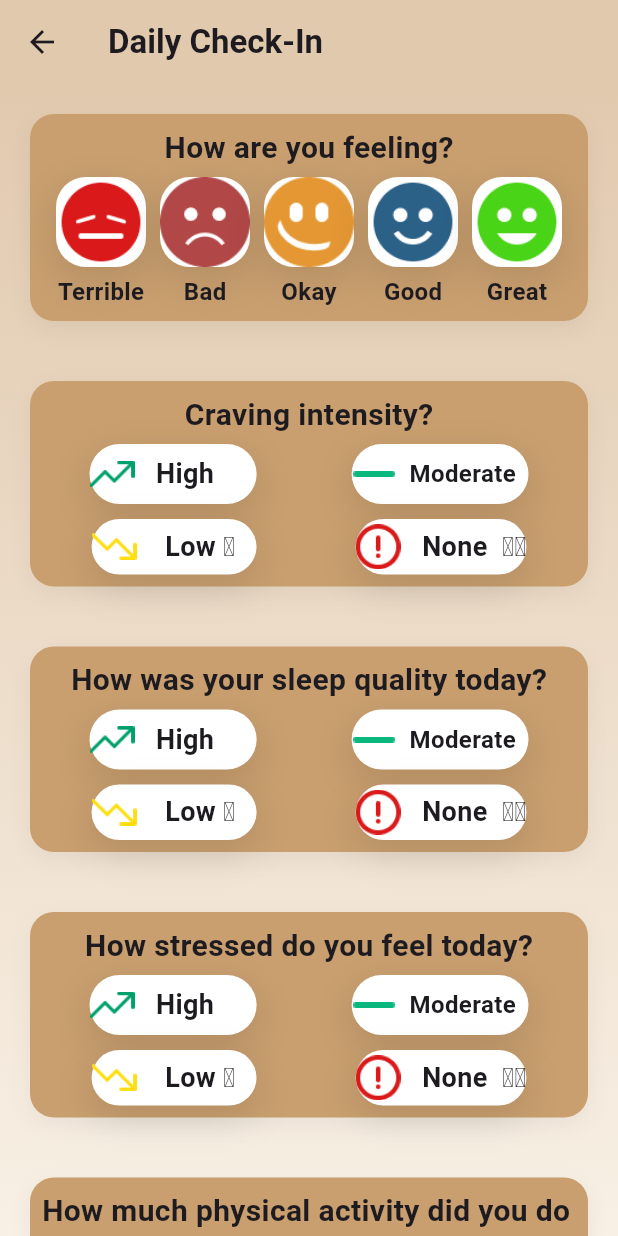
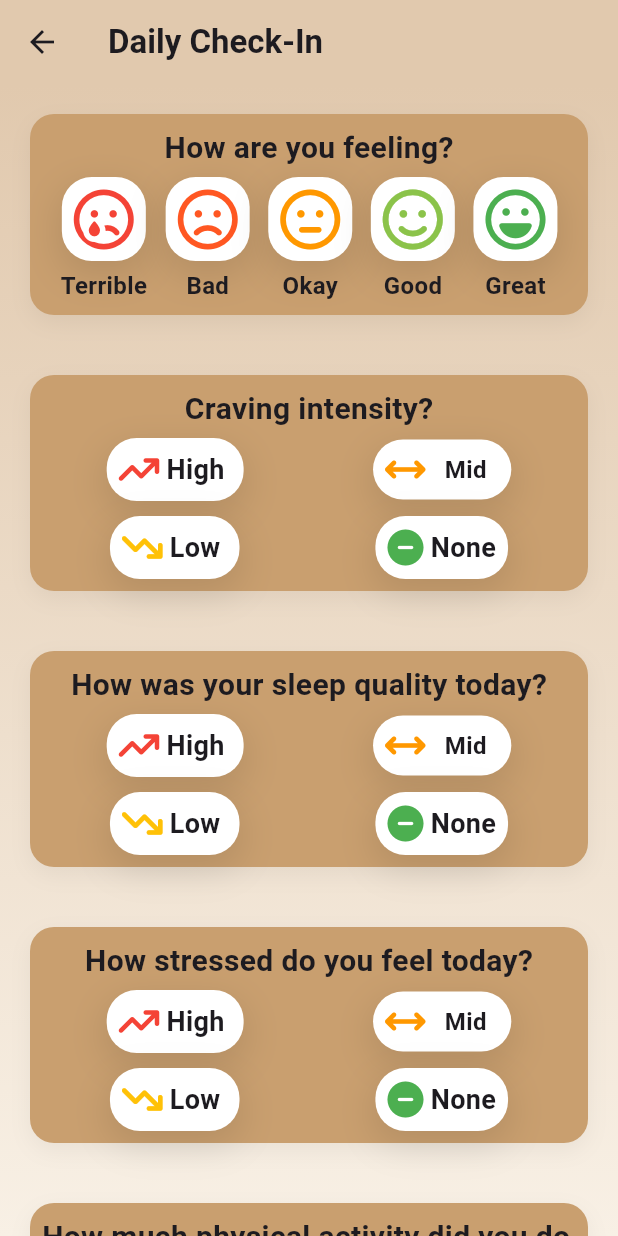
Before and after one commit to Mostafa-Kamal123/T3afi, a Flutter app: the Dailycheckinpage screen opened by its route, on a phone screen of 412 x 824 dp. Run offline on Flutter 3.47's test engine with Material 3 defaults, Android fonts, the phone set to English and light mode, and no system bars; our stand-ins replace cloud_firestore, firebase_auth, firebase_core, fl_chart, font_awesome_flutter, modal_progress_hud_nsn; accounts and stored records are empty.

Commit message:
change icons in daily check in page and add data to firestore

```diff
--- a/lib/pages/dailyCheckInPage.dart
+++ b/lib/pages/dailyCheckInPage.dart
@@ -1,4 +1,7 @@
+import 'package:cloud_firestore/cloud_firestore.dart';
+import 'package:firebase_auth/firebase_auth.dart';
 import 'package:flutter/material.dart';
+import 'package:font_awesome_flutter/font_awesome_flutter.dart';
 import 'package:t3afy/constants.dart';
 import 'package:t3afy/pages/AIcheckPage.dart';
 import 'package:t3afy/widgets/FullQuestionWidget.dart';
@@ -6,9 +9,40 @@ import 'package:t3afy/widgets/customButtonWidget.dart';
 import 'package:t3afy/widgets/customResponseCard.dart';
 import 'package:t3afy/widgets/qusestionCard.dart';
 
-class Dailycheckinpage extends StatelessWidget {
-  const Dailycheckinpage({super.key});
+class Dailycheckinpage extends StatefulWidget {
+  Dailycheckinpage({super.key});
 static String id='daily check in';
+
+  @override
+  State<Dailycheckinpage> createState() => _DailycheckinpageState();
+}
+
+class _DailycheckinpageState extends State<Dailycheckinpage> {
+  int? selected;
+  bool isCheckedIn = false;
+
+Future<void> checkIfDone() async {
+  final uid = FirebaseAuth.instance.currentUser!.uid;
+  final todayDocId = DateTime.now().toString().substring(0,10); // YYYY-MM-DD
+  final doc = await FirebaseFirestore.instance
+      .collection("users")
+      .doc(uid)
+      .collection("checkins")
+      .doc(todayDocId)
+      .get();
+
+  if (doc.exists) {
+    setState(() {
+      isCheckedIn = true; // المستخدم عمل check-in اليوم
+    });
+  }
+}
+@override
+void initState() {
+  super.initState();
+  checkIfDone();
+}
+
   @override
   Widget build(BuildContext context) {
     return Scaffold(
@@ -18,7 +52,9 @@ static String id='daily check in';
         backgroundColor: KTextFieldColor,
 
       ),
-      body: Container(
+      body: Stack(
+        children: [
+          Container(
             width: double.infinity,
             decoration: BoxDecoration(
 
@@ -40,8 +76,13 @@ static String id='daily check in';
                   Column(
                     children: [
                       CustomResposeCard(
-                    child:Image.asset("assets/Images/terrible.png",width: 60,) ,
-                    ontap: (){}),
+                        child:FaIcon(FontAwesomeIcons.faceSadTear, color: Colors.red,size: 40,),
+                        ontap: (){
+                          setState(() {
+                            sendAnswer(0);
+                            selected=1;
+                          });
+                        }, color: selected==1?KButtonsColor:Colors.white,),
                         SizedBox(height: 5,),
                         Text("Terrible",style: TextStyle(fontSize: 16,fontWeight: FontWeight.bold),)
                     ],
@@ -49,8 +90,13 @@ static String id='daily check in';
                   Column(
                     children: [
                       CustomResposeCard(
-                    child:Image.asset("assets/Images/bad.png",width: 60,) ,
-                    ontap: (){}),
+                        child:FaIcon(FontAwesomeIcons.faceFrown, color: Colors.deepOrange,size: 40),
+                        ontap: (){
+                          sendAnswer(1);
+                          setState(() {
+                            selected=2;
+                          });
+                        }, color: selected==2?KButtonsColor:Colors.white,),
                         SizedBox(height: 5,),
                         Text("Bad",style: TextStyle(fontSize: 16,fontWeight: FontWeight.bold),)
                     ],
@@ -58,8 +104,13 @@ static String id='daily check in';
                   Column(
                     children: [
                       CustomResposeCard(
-                    child:Image.asset("assets/Images/okay.png",width: 60,) ,
-                    ontap: (){}),
+                        child:FaIcon(FontAwesomeIcons.faceMeh, color: Colors.orange,size: 40),
+                        ontap: (){
+                          sendAnswer(2);
+                          setState(() {
+                            selected=3;
+                          });
+                        }, color: selected==3?KButtonsColor:Colors.white,),
                         SizedBox(height: 5,),
                         Text("Okay",style: TextStyle(fontSize: 16,fontWeight: FontWeight.bold),)
                     ],
@@ -67,8 +118,13 @@ static String id='daily check in';
                   Column(
                     children: [
                       CustomResposeCard(
-                    child:Image.asset("assets/Images/good.png",width: 60,) ,
-                    ontap: (){}),
+                        child:FaIcon(FontAwesomeIcons.faceSmile, color: Colors.lightGreen,size: 40),
+                        ontap: (){
+                          sendAnswer(3);
+                          setState(() {
+                            selected=4;
+                          });
+                        }, color: selected==4?KButtonsColor:Colors.white,),
                         SizedBox(height: 5,),
                         Text("Good",style: TextStyle(fontSize: 16,fontWeight: FontWeight.bold),)
                     ],
@@ -76,8 +132,13 @@ static String id='daily check in';
                   Column(
                     children: [
                       CustomResposeCard(
-                    child:Image.asset("assets/Images/great.png",width: 60,) ,
-                    ontap: (){}),
+                        child:FaIcon(FontAwesomeIcons.faceLaugh, color: Colors.green,size: 40),
+                        ontap: (){
+                          sendAnswer(4);
+                          setState(() {
+                            selected=5;
+                          });
+                        }, color: selected==5?KButtonsColor:Colors.white,),
                         SizedBox(height: 5,),
                         Text("Great",style: TextStyle(fontSize: 16,fontWeight: FontWeight.bold),)
                     ],
@@ -92,12 +153,48 @@ static String id='daily check in';
                 Padding(
                   padding: const EdgeInsets.all(10.0),
                   child: CustomButtonWidget(text: "Save", onTap: (){
-                Navigator.pushNamed(context, Aicheckpage.id);
+                    setState(() {
+                      isCheckedIn=true;
+                    });
+                    Navigator.pop(context);
                   }),
                 )
               ],
             )
           ),
-    );
+          if(isCheckedIn)
+            Container(
+        color: Colors.black.withOpacity(0.5),
+        alignment: Alignment.center,
+        child: Column(
+          mainAxisSize: MainAxisSize.min,
+          children: [
+            Icon(Icons.check_circle, size: 80, color: Colors.green),
+            SizedBox(height: 20),
+            Text(
+              "You have already completed today's check-in!",
+              textAlign: TextAlign.center,
+              style: TextStyle(fontSize: 22, color: Colors.white, fontWeight: FontWeight.bold),
+            ),
+
+        ],
+        )
+      ),
+        ]
+    ));
+
 }
 }
+Future<void> sendAnswer( int score) async {
+
+  final uid = FirebaseAuth.instance.currentUser!.uid;
+
+  await FirebaseFirestore.instance
+      .collection("users")
+      .doc(uid)
+      .collection("checkins")
+      .doc(DateTime.now().toString().substring(0,10)) // اليوم
+      .set({
+        "Feelings": score
+      }, SetOptions(merge: true));
+}
--- a/lib/pages/homePage.dart
+++ b/lib/pages/homePage.dart
@@ -137,6 +137,8 @@ static String id='home page';
                 mainAxisAlignment: MainAxisAlignment.spaceEvenly,
                 children: [
                   Customcardwidget(
+                    height: 170,
+                    width: 170,
                     ontap: (){
                       Navigator.pushNamed(context, Dailycheckinpage.id);
                     },
@@ -151,6 +153,9 @@ static String id='home page';
                     ],
                   )),
                   Customcardwidget(
+                    height: 170
+                    ,
+                    width: 170,
                     ontap: (){
                       Navigator.pushNamed(context, ChatScreen.id);
                     },
--- a/lib/widgets/FullQuestionWidget.dart
+++ b/lib/widgets/FullQuestionWidget.dart
@@ -1,10 +1,21 @@
+import 'package:cloud_firestore/cloud_firestore.dart';
+import 'package:firebase_auth/firebase_auth.dart';
 import 'package:flutter/material.dart';
+import 'package:font_awesome_flutter/font_awesome_flutter.dart';
+import 'package:t3afy/constants.dart';
 import 'package:t3afy/widgets/customResponseCard.dart';
 import 'package:t3afy/widgets/qusestionCard.dart';
 
-class Fullquestionwidget extends StatelessWidget {
+class Fullquestionwidget extends StatefulWidget {
   Fullquestionwidget({super.key, required this.question});
 final String question;
+
+  @override
+  State<Fullquestionwidget> createState() => _FullquestionwidgetState();
+}
+
+class _FullquestionwidgetState extends State<Fullquestionwidget> {
+int? selectedScore;
 
   @override
   Widget build(BuildContext context) {
@@ -13,20 +24,35 @@ final String question;
                 Row(
                   mainAxisAlignment: MainAxisAlignment.spaceAround,
                   children: [
-                    CustomResposeCard(child: Row(
+                    CustomResposeCard(
+                      color: selectedScore==3?KButtonsColor:Colors.white,
+                      child: Row(
                       mainAxisAlignment: MainAxisAlignment.spaceAround,
                       children: [
-                        Image.asset("assets/Images/high.png",width: 30,height: 40,),
-                        Text("   High      ",style: TextStyle(fontSize: 18,fontWeight: FontWeight.bold),),
+                        FaIcon(FontAwesomeIcons.arrowTrendUp, color: Colors.red ),
+                        Text(" High ",style: TextStyle(fontSize: 18,fontWeight: FontWeight.bold),),
                       ],
-                    ), ontap: (){}),
-                    CustomResposeCard(child: Row(
+                    ), ontap: (){
+                      setState(() {
+                        selectedScore=3;
+                      });
+                      sendAnswer(widget.question, 3);
+                    }),
+                    CustomResposeCard(
+                      color: selectedScore==2?KButtonsColor:Colors.white,
+                      child: Row(
                       mainAxisAlignment: MainAxisAlignment.spaceAround,
                       children: [
-                        Image.asset("assets/Images/moderate.png",width: 30,height: 40,),
-                        Text("  Moderate  ",style: TextStyle(fontSize: 16,fontWeight: FontWeight.bold),),
+                        FaIcon(FontAwesomeIcons.arrowsLeftRight, color: Colors.orange),
+                        Text("   Mid  ",style: TextStyle(fontSize: 16,fontWeight: FontWeight.bold),),
                       ],
-                    ), ontap: (){}),
+                    ), ontap: (){
+                      setState(() {
+                        selectedScore=2;
+
+                      });
+                      sendAnswer(widget.question, 2);
+                    }),
 
                   ],
                 ),
@@ -34,24 +60,54 @@ final String question;
                 Row(
                   mainAxisAlignment: MainAxisAlignment.spaceAround,
                   children: [
-                    CustomResposeCard(child: Row(
+                    CustomResposeCard(
+                      color: selectedScore==1?KButtonsColor:Colors.white,
+                      child: Row(
                       mainAxisAlignment: MainAxisAlignment.spaceAround,
                       children: [
-                        Image.asset("assets/Images/low.png",width: 30,height: 37,),
-                        Text("    Low ㅤ   ",style: TextStyle(fontSize: 18,fontWeight: FontWeight.bold),),
+                        FaIcon(FontAwesomeIcons.arrowTrendDown, color: Colors.amber),
+                        Text(" Low ",style: TextStyle(fontSize: 18,fontWeight: FontWeight.bold),),
                       ],
-                    ), ontap: (){}),
-                    CustomResposeCard(child: Row(
+                    ), ontap: (){
+                      setState(() {
+                        selectedScore=1;
+                      });
+                      sendAnswer(widget.question, 1);
+                    }),
+                    CustomResposeCard(
+                      color: selectedScore==0?KButtonsColor:Colors.white,
+                      child: Row(
                       mainAxisAlignment: MainAxisAlignment.spaceAround,
                       children: [
-                        Image.asset("assets/Images/none.png",width: 30,height: 37,),
-                        Text("   None  ㅤㅤ",style: TextStyle(fontSize: 18,fontWeight: FontWeight.bold),),
+                        FaIcon(FontAwesomeIcons.circleMinus ,color: Colors.green ),
+                        Text(" None",style: TextStyle(fontSize: 18,fontWeight: FontWeight.bold),),
                       ],
-                    ), ontap: (){}),
+                    ), ontap: (){
+                      setState(() {
+                        selectedScore=0;
+                      });
+                      sendAnswer(widget.question, 0);
+                    }),
 
                   ],
                 ),
               ],
-            ), question: question);
+            ), question: widget.question);
   }
 }
+
+
+
+Future<void> sendAnswer(String question, int score) async {
+
+  final uid = FirebaseAuth.instance.currentUser!.uid;
+
+  await FirebaseFirestore.instance
+      .collection("users")
+      .doc(uid)
+      .collection("checkins")
+      .doc(DateTime.now().toString().substring(0,10)) // اليوم
+      .set({
+        question: score
+      }, SetOptions(merge: true));
+}
--- a/lib/widgets/customCardWidget.dart
+++ b/lib/widgets/customCardWidget.dart
@@ -1,3 +1,4 @@
+import 'package:cloud_firestore/cloud_firestore.dart';
 import 'package:flutter/material.dart';
 import 'package:t3afy/constants.dart';
 
@@ -22,8 +23,8 @@ final double? height;
     return GestureDetector(
       onTap: ontap,
       child: Container(
-     height: height,
-width: 370,
+    height: height,
+width: width,
    // استخدم القيمة اللي اتعدت
         decoration: BoxDecoration(
           color: KPrimaryColor,
--- a/lib/widgets/customResponseCard.dart
+++ b/lib/widgets/customResponseCard.dart
@@ -2,8 +2,9 @@ import 'package:flutter/material.dart';
 import 'package:t3afy/constants.dart';
 
 class CustomResposeCard extends StatelessWidget {
-  CustomResposeCard({super.key, required this.child,required this.ontap});
+  CustomResposeCard({super.key, required this.child,required this.ontap, required this.color});
 final Widget child;
+final Color color;
 VoidCallback ontap;
   @override
   Widget build(BuildContext context) {
@@ -12,7 +13,7 @@ VoidCallback ontap;
       child: Container(
 
               decoration: BoxDecoration(
-                color: Colors.white,
+                color: color,
                 borderRadius: BorderRadius.circular(20),
                 boxShadow: [
                   BoxShadow(
@@ -23,7 +24,10 @@ VoidCallback ontap;
                   )
                   ],
               ),
-              child: child
+              child: Padding(
+                padding: const EdgeInsets.all(8.0),
+                child: child,
+              )
             ),
     );
   }
--- a/lib/widgets/fullQuestionAi.dart
+++ b/lib/widgets/fullQuestionAi.dart
@@ -16,11 +16,11 @@ final String question;
                     SizedBox(
                       height: 30,
                       width: 100,
-                      child: CustomResposeCard(child: Center(child: Text(" Yes ",style: TextStyle(fontSize: 18),)), ontap: (){})),
+                      child: CustomResposeCard(child: Center(child: Text(" Yes ",style: TextStyle(fontSize: 18),)), ontap: (){}, color: Colors.green,)),
                     SizedBox(
                       height: 30,
                       width: 100,
-                      child: CustomResposeCard(child: Center(child: Text(" No ",style: TextStyle(fontSize: 18),)), ontap: (){})),
+                      child: CustomResposeCard(child: Center(child: Text(" No ",style: TextStyle(fontSize: 18),)), ontap: (){}, color: Colors.red,)),
 
                   ],
                 ),
```
Lines whose indentation alone changed are shown as unchanged.
